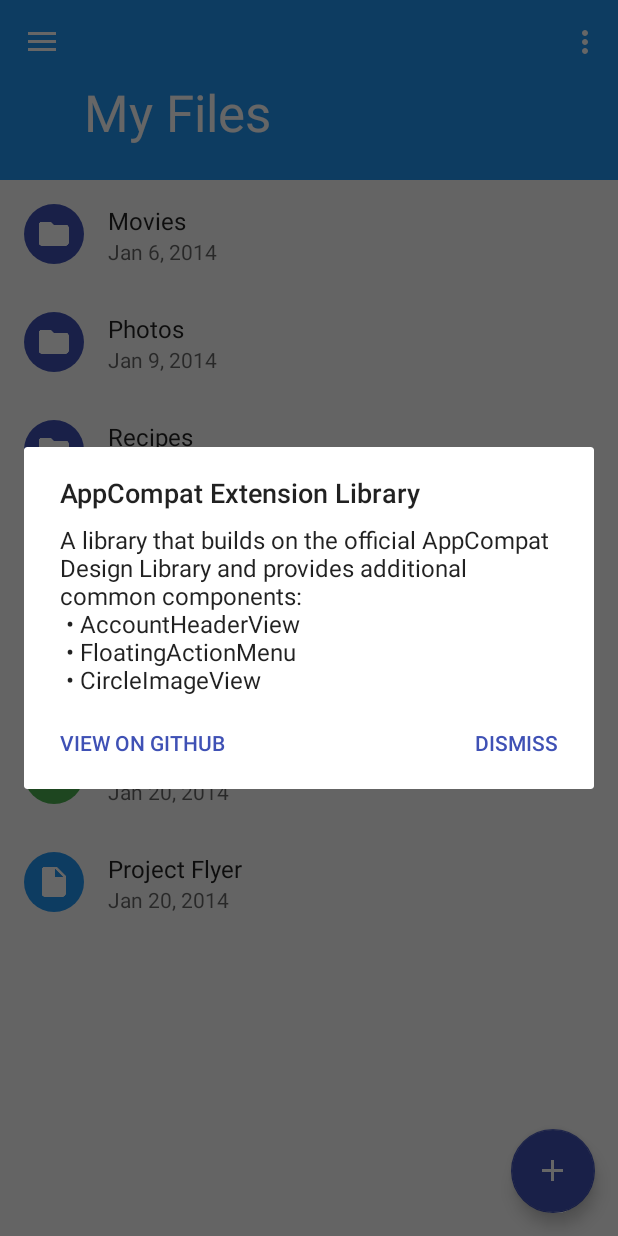
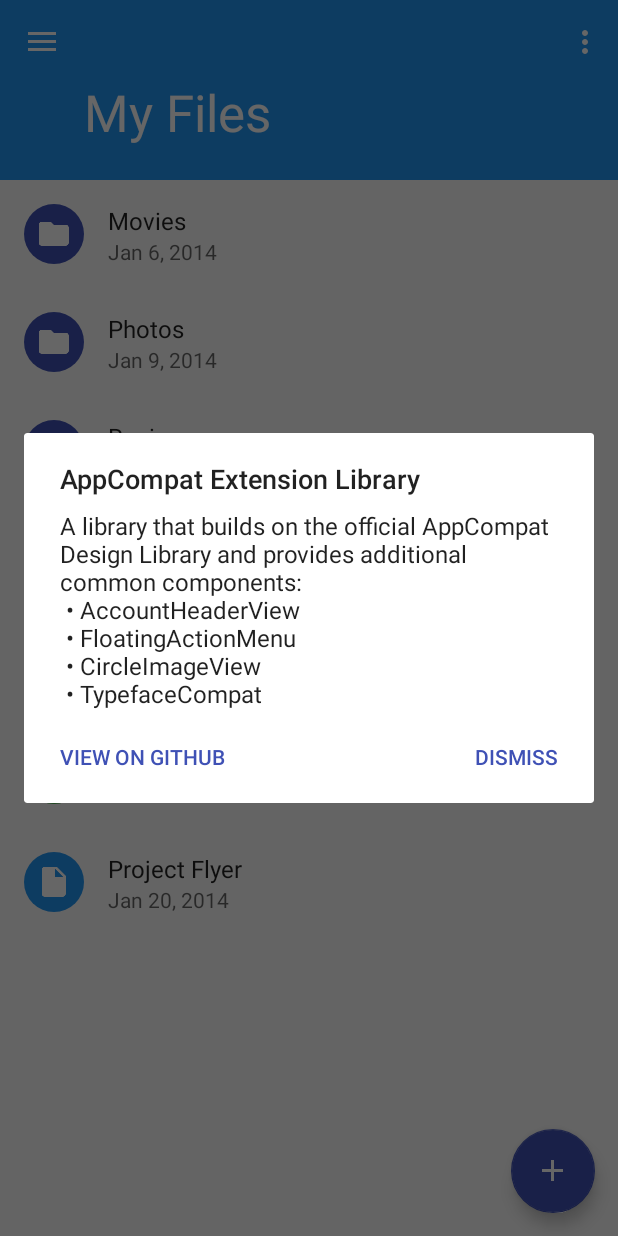
Before and after one commit to taltstidl/AppCompat-Extension-Library, an Android app: the screen it shows after launch (SampleActivity), in the options menu, after a tap on "About", on a phone screen of 412 x 824 dp. Run offline under Robolectric (Android 15) with nearby library versions, the phone set to English and light mode, and no system bars; our stand-ins replace CircleImageView; pictures from the network do not load; 3 statements that could not run were skipped.

```diff
--- a/app/src/main/res/values/strings.xml
+++ b/app/src/main/res/values/strings.xml
@@ -7,7 +7,7 @@
 
     <!-- Info Dialog -->
     <string name="dialog_title">AppCompat Extension Library</string>
-    <string name="dialog_message">A library that builds on the official AppCompat Design Library and provides additional common components:\n &#8226; AccountHeaderView\n &#8226; FloatingActionMenu\n &#8226; CircleImageView</string>
+    <string name="dialog_message">A library that builds on the official AppCompat Design Library and provides additional common components:\n &#8226; AccountHeaderView\n &#8226; FloatingActionMenu\n &#8226; CircleImageView\n &#8226; TypefaceCompat</string>
     <string name="dialog_neutral_button">View on Github</string>
     <string name="dialog_negative_button">Dismiss</string>
 
```
Also changed, not shown: appcompat-extension/src/main/assets/fonts/Roboto-Black.ttf (added), appcompat-extension/src/main/assets/fonts/Roboto-BlackItalic.ttf (added), appcompat-extension/src/main/assets/fonts/Roboto-Bold.ttf (added), appcompat-extension/src/main/assets/fonts/Roboto-BoldItalic.ttf (added), appcompat-extension/src/main/assets/fonts/Roboto-Italic.ttf (added), appcompat-extension/src/main/assets/fonts/Roboto-Light.ttf (added), appcompat-extension/src/main/assets/fonts/Roboto-LightItalic.ttf (added), appcompat-extension/src/main/assets/fonts/Roboto-Medium.ttf (added), appcompat-extension/src/main/assets/fonts/Roboto-MediumItalic.ttf (added), appcompat-extension/src/main/assets/fonts/Roboto-Regular.ttf (added), appcompat-extension/src/main/assets/fonts/Roboto-Thin.ttf (added), appcompat-extension/src/main/assets/fonts/Roboto-ThinItalic.ttf (added), appcompat-extension/src/main/assets/fonts/RobotoCondensed-Bold.ttf (added), appcompat-extension/src/main/assets/fonts/RobotoCondensed-BoldItalic.ttf (added), 4 more files.
